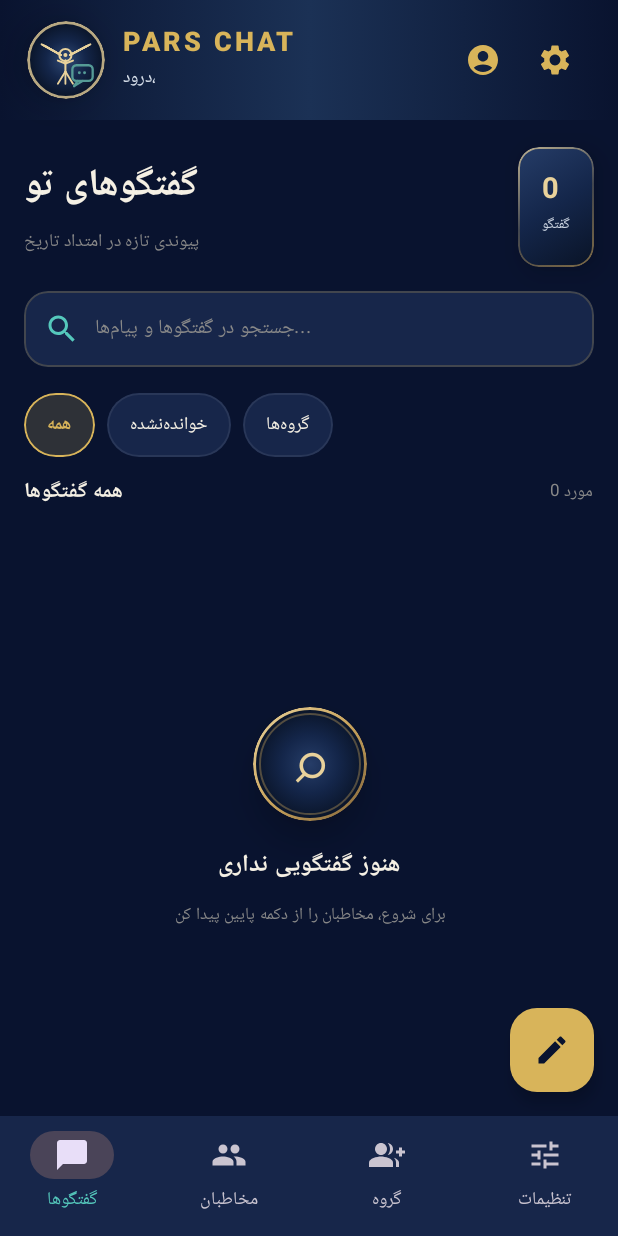
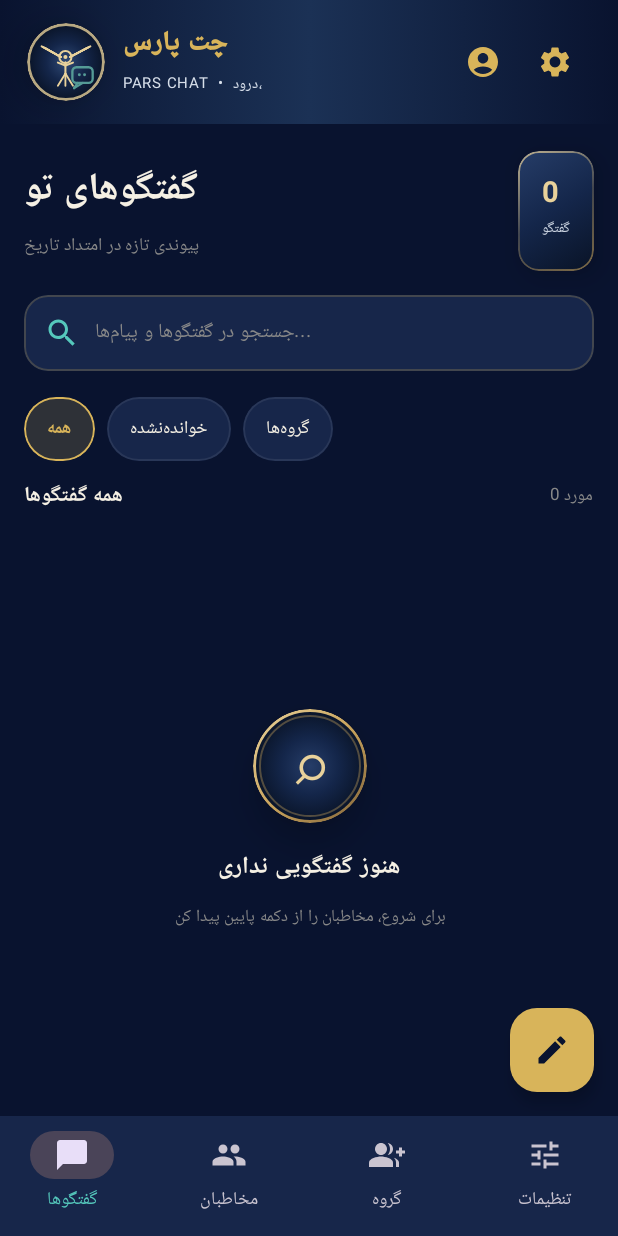
Before and after one commit to benyamin8372-hub/PARS_CHAT, an Android app built with Jetpack Compose: the composable ParsChatApp shown on its own in the app's theme, on a phone screen of 412 x 824 dp. Run offline under Robolectric (Android 15) with nearby library versions, the phone set to English and light mode, and no system bars; our stand-ins replace Firebase (no records; nobody signed in at launch, a user with empty details on screens opened directly).

Commit message:
Show Faravahar then PARS CHAT wordmark on welcome and home

```diff
--- a/app/src/main/java/com/bentech/parschat/MainActivity.kt
+++ b/app/src/main/java/com/bentech/parschat/MainActivity.kt
@@ -197,9 +197,8 @@ class MainActivity:ComponentActivity(){
  Box(Modifier.fillMaxSize().background(Brush.verticalGradient(listOf(Night,Navy,Color(0xFF263D6A))))){
   Canvas(Modifier.fillMaxSize()){val c=Offset(size.width/2,size.height*.42f);for(i in 1..5)drawCircle(Gold.copy(alpha=glow*.1f),i*52f,c,style= androidx.compose.ui.graphics.drawscope.Stroke(1.dp.toPx()));for(i in 0..15){val a=Math.PI*2*i/16;drawLine(Gold.copy(alpha=.12f),Offset(c.x,c.y),Offset(c.x+kotlin.math.cos(a).toFloat()*300,c.y+kotlin.math.sin(a).toFloat()*300),1.dp.toPx())}}
   Column(Modifier.fillMaxSize().padding(28.dp),horizontalAlignment=Alignment.CenterHorizontally,verticalArrangement=Arrangement.Center){
-   FaravaharChatMark(diameter=154.dp,glow=glow)
-   Spacer(Modifier.height(28.dp));Text("PARS CHAT",fontSize=31.sp,color=Gold,fontWeight=FontWeight.Black,letterSpacing=4.sp)
-   Text("شکوهِ گذشته، پیوندِ امروز",color=Turquoise,fontSize=16.sp,modifier=Modifier.padding(top=10.dp))
+   ParsBrandLockup(emblemSize=116.dp,glow=glow)
+   Text("شکوهِ گذشته، پیوندِ امروز",color=Turquoise,fontSize=16.sp,modifier=Modifier.padding(top=20.dp))
    Text("پیام‌رسانی با الهام از تمدن ایران‌زمین",color=Color(0xFFD5DCEC),fontSize=13.sp,modifier=Modifier.padding(top=12.dp))
    Spacer(Modifier.height(48.dp));Button(onClick=onGo,modifier=Modifier.fillMaxWidth().height(56.dp),shape=RoundedCornerShape(18.dp),colors=ButtonDefaults.buttonColors(containerColor=Gold)){Text("ورود به پارس چت",color=Night,fontWeight=FontWeight.Bold,fontSize=16.sp)}
    Spacer(Modifier.height(36.dp));Text("ساخته بنیامین نوری دفرازی",color=Color(0xFFB8C5DD),fontSize=12.sp)
@@ -217,8 +216,8 @@ class MainActivity:ComponentActivity(){
   Row(Modifier.fillMaxWidth().background(Brush.horizontalGradient(listOf(Night,Color(0xFF1B3155),Night))).padding(horizontal=18.dp,vertical=14.dp),verticalAlignment=Alignment.CenterVertically){
    FaravaharChatMark(diameter=52.dp)
    Column(Modifier.weight(1f).padding(start=12.dp)){
-    Text("PARS CHAT",color=Gold,fontWeight=FontWeight.Black,fontSize=18.sp,letterSpacing=2.sp)
-    Text("درود، $name",color=Color(0xFFD7DFEA),fontSize=12.sp)
+    Text("چت پارس",color=Gold,fontWeight=FontWeight.Black,fontSize=18.sp)
+    Text("PARS CHAT  •  درود، $name",color=Color(0xFFD7DFEA),fontSize=10.sp)
    }
    IconButton(onProfile){Icon(Icons.Default.AccountCircle,null,tint=Gold)}
    IconButton(onSettings){Icon(Icons.Default.Settings,null,tint=Gold)}
```
